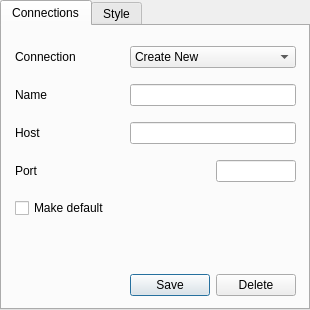
Before: the Qt Designer form src/modules/gui_option.ui in develer-staff/devclient, drawn with Qt 5.
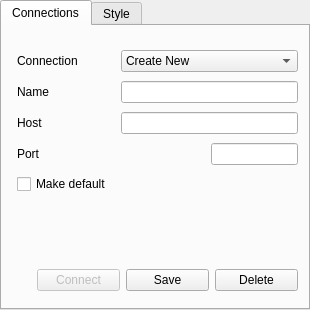
After: the same form once the commit is applied.

What changed in the file:
```diff
--- a/src/modules/gui_option.ui
+++ b/src/modules/gui_option.ui
@@ -39,13 +39,13 @@
     <attribute name="title" >
      <string>Connections</string>
     </attribute>
-    <widget class="QWidget" name="gridLayout" >
+    <widget class="QWidget" name="layoutWidget" >
      <property name="geometry" >
       <rect>
-       <x>13</x>
-       <y>10</y>
+       <x>15</x>
+       <y>21</y>
        <width>281</width>
-       <height>271</height>
+       <height>191</height>
       </rect>
      </property>
      <layout class="QGridLayout" >
@@ -55,15 +55,21 @@
       <property name="spacing" >
        <number>6</number>
       </property>
-      <item row="1" column="0" >
-       <widget class="QLabel" name="label_name_conn" >
-        <property name="text" >
-         <string>Name</string>
+      <item row="2" column="1" >
+       <spacer>
+        <property name="orientation" >
+         <enum>Qt::Horizontal</enum>
         </property>
-       </widget>
-      </item>
-      <item row="1" column="2" colspan="2" >
-       <widget class="QLineEdit" name="name_conn" />
+        <property name="sizeType" >
+         <enum>QSizePolicy::Fixed</enum>
+        </property>
+        <property name="sizeHint" >
+         <size>
+          <width>60</width>
+          <height>20</height>
+         </size>
+        </property>
+       </spacer>
       </item>
       <item row="2" column="0" >
        <widget class="QLabel" name="label_host_conn" >
@@ -75,10 +81,17 @@
       <item row="2" column="2" colspan="2" >
        <widget class="QLineEdit" name="host_conn" />
       </item>
-      <item row="3" column="0" >
-       <widget class="QLabel" name="label_port_conn" >
+      <item row="1" column="0" >
+       <widget class="QLabel" name="label_name_conn" >
         <property name="text" >
-         <string>Port</string>
+         <string>Name</string>
+        </property>
+       </widget>
+      </item>
+      <item row="0" column="0" colspan="2" >
+       <widget class="QLabel" name="label_conn" >
+        <property name="text" >
+         <string>Connection</string>
         </property>
        </widget>
       </item>
@@ -89,18 +102,8 @@
         </property>
        </widget>
       </item>
-      <item row="3" column="1" colspan="2" >
-       <spacer>
-        <property name="orientation" >
-         <enum>Qt::Horizontal</enum>
-        </property>
-        <property name="sizeHint" >
-         <size>
-          <width>640</width>
-          <height>20</height>
-         </size>
-        </property>
-       </spacer>
+      <item row="1" column="2" colspan="2" >
+       <widget class="QLineEdit" name="name_conn" />
       </item>
       <item row="4" column="0" colspan="4" >
        <widget class="QCheckBox" name="default_conn" >
@@ -125,7 +128,7 @@
         </property>
        </spacer>
       </item>
-      <item row="1" column="1" >
+      <item row="3" column="1" colspan="2" >
        <spacer>
         <property name="orientation" >
          <enum>Qt::Horizontal</enum>
@@ -135,32 +138,16 @@
         </property>
         <property name="sizeHint" >
          <size>
-          <width>60</width>
+          <width>150</width>
           <height>20</height>
          </size>
         </property>
        </spacer>
       </item>
-      <item row="2" column="1" >
-       <spacer>
-        <property name="orientation" >
-         <enum>Qt::Horizontal</enum>
-        </property>
-        <property name="sizeType" >
-         <enum>QSizePolicy::Fixed</enum>
-        </property>
-        <property name="sizeHint" >
-         <size>
-          <width>60</width>
-          <height>20</height>
-         </size>
-        </property>
-       </spacer>
-      </item>
-      <item row="6" column="2" >
-       <widget class="QPushButton" name="save_conn" >
+      <item row="3" column="0" >
+       <widget class="QLabel" name="label_port_conn" >
         <property name="text" >
-         <string>Save</string>
+         <string>Port</string>
         </property>
        </widget>
       </item>
@@ -173,20 +160,64 @@
         </item>
        </widget>
       </item>
-      <item row="6" column="3" >
+      <item row="1" column="1" >
+       <spacer>
+        <property name="orientation" >
+         <enum>Qt::Horizontal</enum>
+        </property>
+        <property name="sizeType" >
+         <enum>QSizePolicy::Fixed</enum>
+        </property>
+        <property name="sizeHint" >
+         <size>
+          <width>60</width>
+          <height>20</height>
+         </size>
+        </property>
+       </spacer>
+      </item>
+     </layout>
+    </widget>
+    <widget class="QWidget" name="layoutWidget" >
+     <property name="geometry" >
+      <rect>
+       <x>35</x>
+       <y>240</y>
+       <width>261</width>
+       <height>29</height>
+      </rect>
+     </property>
+     <layout class="QHBoxLayout" >
+      <property name="margin" >
+       <number>0</number>
+      </property>
+      <property name="spacing" >
+       <number>6</number>
+      </property>
+      <item>
+       <widget class="QPushButton" name="connect_conn" >
+        <property name="enabled" >
+         <bool>false</bool>
+        </property>
+        <property name="text" >
+         <string>Connect</string>
+        </property>
+       </widget>
+      </item>
+      <item>
+       <widget class="QPushButton" name="save_conn" >
+        <property name="text" >
+         <string>Save</string>
+        </property>
+       </widget>
+      </item>
+      <item>
        <widget class="QPushButton" name="delete_conn" >
         <property name="text" >
          <string>Delete</string>
         </property>
        </widget>
       </item>
-      <item row="0" column="0" colspan="2" >
-       <widget class="QLabel" name="label_conn" >
-        <property name="text" >
-         <string>Connection</string>
-        </property>
-       </widget>
-      </item>
      </layout>
     </widget>
    </widget>
@@ -219,7 +250,7 @@
      <property name="title" >
       <string>Default color</string>
      </property>
-     <widget class="QWidget" name="" >
+     <widget class="QWidget" name="layoutWidget" >
       <property name="geometry" >
        <rect>
         <x>13</x>
@@ -291,7 +322,7 @@
        </item>
       </layout>
      </widget>
-     <widget class="QWidget" name="" >
+     <widget class="QWidget" name="layoutWidget" >
       <property name="geometry" >
        <rect>
         <x>12</x>
```
